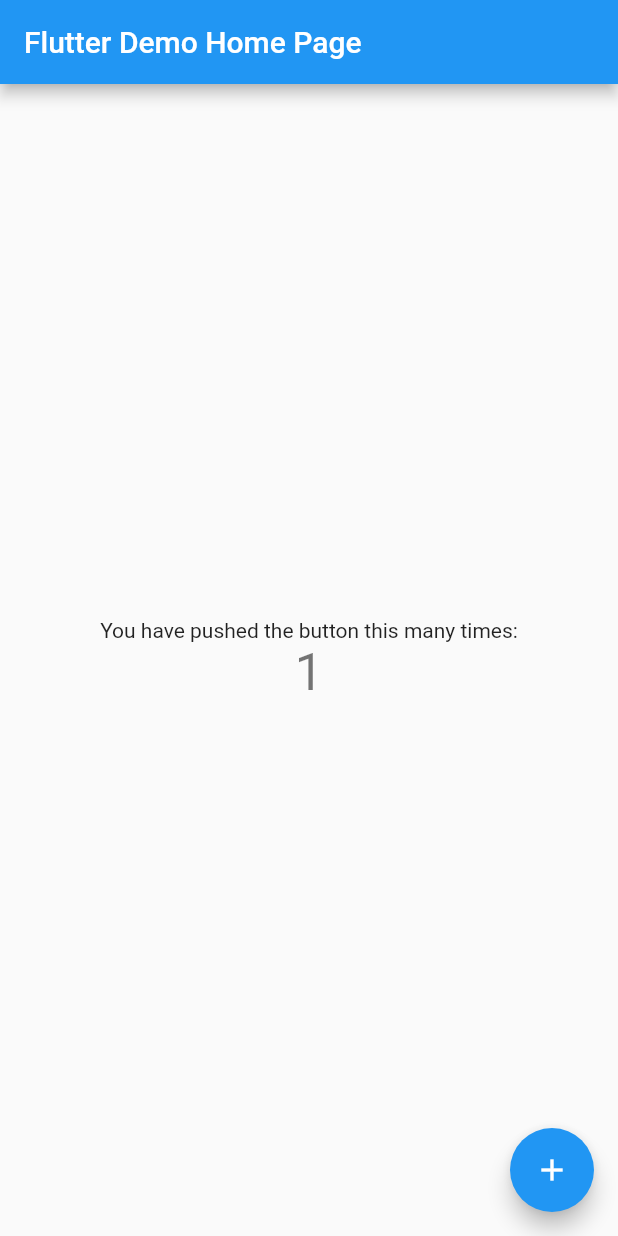
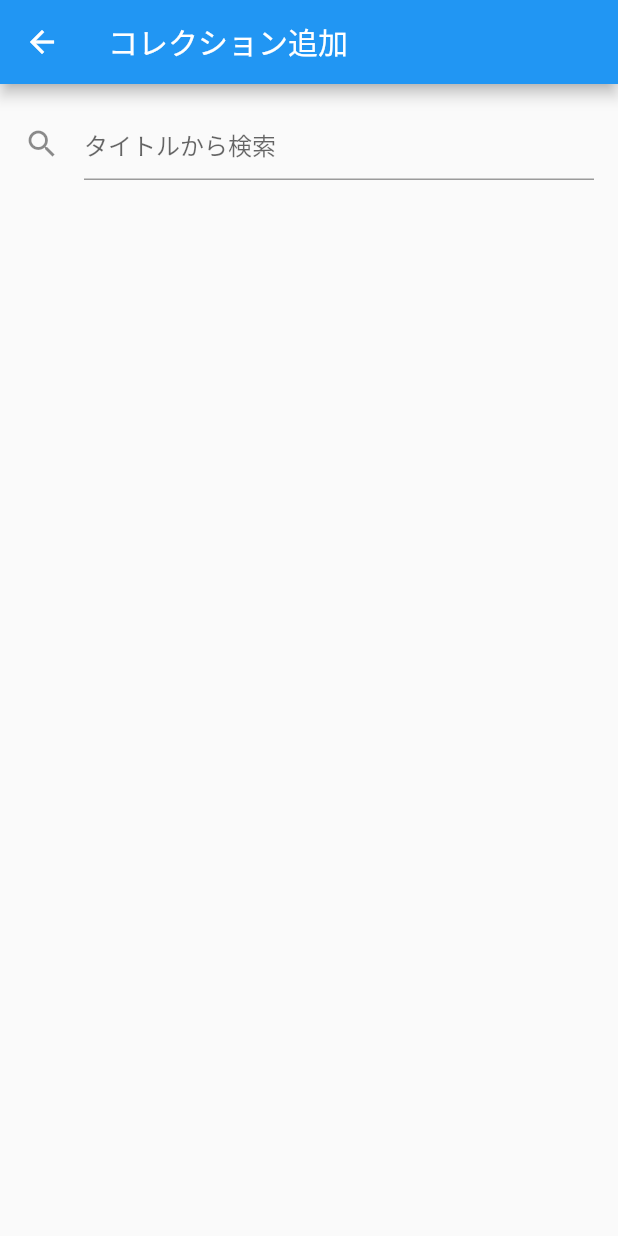
Before and after one commit to panuavakul/book_penguin, a Flutter app: the screen it shows after launch, after a tap on the "add" icon, on a phone screen of 412 x 824 dp. Run offline on Flutter 3.47's test engine with Material 2 defaults, Android fonts, the phone set to English and light mode, and no system bars.

Commit message:
Added book search screen

```diff
--- a/lib/main.dart
+++ b/lib/main.dart
@@ -1,4 +1,7 @@
 import 'package:flutter/material.dart';
+
+import 'screens/book_list_screen/book_list_screen.dart';
+import 'package:book_penguin/screens/add_new_book_screen/add_new_book_screen.dart';
 
 void main() => runApp(new MyApp());
 
@@ -19,7 +22,11 @@ class MyApp extends StatelessWidget {
         // counter didn't reset back to zero; the application is not restarted.
         primarySwatch: Colors.blue,
       ),
-      home: new MyHomePage(title: 'Flutter Demo Home Page'),
+      home: new BookListScreen(),
+      routes: <String, WidgetBuilder> { //5
+        '/BookListScreen': (BuildContext context) => new BookListScreen(), //6
+        '/AddNewBookScreen' : (BuildContext context) => new AddNewBookScreen() //7
+      }
     );
   }
 }
--- /dev/null
+++ b/lib/models/book.dart
@@ -0,0 +1,46 @@
+
+class Book {
+  final String title;
+  final String subtitle;
+  final List<String> authors;
+  final String publisher;
+  final String publishedDate;
+  final String description;
+  final ImageLinks imageLinks;
+  final String language;
+  final String previewLink;
+  final String infoLink;
+  final String canonicalVolumeLink;
+
+  Book({
+    this.title,
+    this.subtitle,
+    this.authors,
+    this.publisher,
+    this.publishedDate,
+    this.description,
+    this.imageLinks,
+    this.language,
+    this.previewLink,
+    this.infoLink,
+    this.canonicalVolumeLink
+  });
+}
+
+class ImageLinks {
+  final String smallThumbnail;
+  final String thumbnail;
+  final String small;
+  final String medium;
+  final String large;
+  final String extraLarge;
+
+  ImageLinks({
+    this.smallThumbnail,
+    this.thumbnail,
+    this.small,
+    this.medium,
+    this.large,
+    this.extraLarge
+  });
+}
--- /dev/null
+++ b/lib/screens/add_new_book_screen/add_new_book_screen.dart
@@ -0,0 +1,18 @@
+import 'package:flutter/material.dart';
+
+import 'package:book_penguin/screens/add_new_book_screen/widgets/search_books_view.dart';
+
+class AddNewBookScreen extends StatelessWidget {
+  @override
+  Widget build(BuildContext context) {
+    return Scaffold(
+      appBar: AppBar(
+        title: Text('コレクション追加')
+      ),
+      body: Container(
+        padding: const EdgeInsets.all(16.0),
+        child: SearchBooksView()
+      )
+    );
+  }
+}
--- /dev/null
+++ b/lib/screens/add_new_book_screen/widgets/search_books_view.dart
@@ -0,0 +1,87 @@
+import 'package:flutter/material.dart';
+import 'package:book_penguin/services/search_books.dart';
+
+import 'package:book_penguin/models/book.dart';
+
+class SearchBooksView extends StatefulWidget {
+  @override
+  _SearchBooksViewState createState() => new _SearchBooksViewState();
+}
+
+class _SearchBooksViewState extends State<SearchBooksView> {
+  // States
+  List<Book> searchResults = List<Book>();
+
+  FocusNode _searchTextFocus = new FocusNode();
+
+  @override
+  void initState() {
+    // TODO: implement initState
+    super.initState();
+    _searchTextFocus.addListener(_didFinishTyping);
+  }
+
+  @override
+  Widget build(BuildContext context) {
+    return Column(
+      children: <Widget>[
+        _createSearchTextField(),
+        new Expanded(
+          child: _createSearchResultTextField()
+        )
+      ]
+    );
+  }
+
+  // Move this to factory constructor
+  Widget _createSearchTextField() {
+    return TextFormField(
+      decoration: const InputDecoration(
+        icon: Icon(Icons.search),
+        hintText: "タイトルから検索"
+      ),
+      focusNode: _searchTextFocus,
+    );
+  }
+
+  Widget _createSearchResultTextField() {
+    // TODO: Change to ListView.builder
+    // https://flutter.io/cookbook/navigation/passing-data/
+    List<Widget> childrens = List<Widget>();
+    for (var result in searchResults) {
+      childrens.add(_createBookTile(result));
+    }
+    return ListView(
+      children: childrens
+    );
+  }
+
+  Widget _createBookTile(Book book) {
+    Widget coverImage;
+    if (book.imageLinks.thumbnail == '') {
+      coverImage = Icon(Icons.book);
+    } else {
+      coverImage = Image.network(
+        book.imageLinks.thumbnail,
+        fit: BoxFit.scaleDown,
+        height: 50.0,
+      );
+    }
+    final authorsString = book.authors.join(' ');
+    return ListTile(
+      leading: coverImage,
+      title: Text(book.title),
+      subtitle: Text(authorsString),
+      onTap: () {},
+    );
+  }
+
+  _didFinishTyping() async {
+    if (_searchTextFocus.hasFocus == false) {
+      final searchResults = await searchBook('食戟20', 'AIzaSyD2EEI7bsbCD3cEOx5CqHypZjdn6QEXcdI');
+      setState(() {
+        this.searchResults = searchResults;
+      });
+    }
+  }
+}
--- /dev/null
+++ b/lib/screens/book_list_screen/book_list_screen.dart
@@ -0,0 +1,40 @@
+import 'package:flutter/material.dart';
+
+import 'package:book_penguin/models/book.dart';
+
+class BookListScreen extends StatelessWidget {
+  @override
+  Widget build(BuildContext context) {
+    final appBar = AppBar(
+      title: Text('Book Penguin')
+    );
+    final body = ListView(
+      children: <Widget>[
+        _createListTile(),
+        _createListTile(),
+        _createListTile(),
+        _createListTile(),
+        _createListTile()
+      ]
+    );
+    final addButton = FloatingActionButton(
+      child: Icon(Icons.add),
+      tooltip: 'Add new books',
+      onPressed: () {Navigator.of(context).pushNamed('/AddNewBookScreen');}
+    );
+
+    return Scaffold(
+      appBar: appBar,
+      body: body,
+      floatingActionButton: addButton,
+    );
+  }
+
+  Widget _createListTile() {
+    return ListTile(
+      leading: const Icon(Icons.book),
+      title: const Text('食戟のソーマ'),
+      subtitle: const Text('１巻'),
+    );
+  }
+}
--- /dev/null
+++ b/lib/screens/book_list_screen/widgets/book_tile.dart
@@ -0,0 +1,5 @@
+import 'package:flutter/material.dart';
+
+class BookTile extends ListTile {
+
+}
--- a/pubspec.yaml
+++ b/pubspec.yaml
@@ -15,6 +15,7 @@ environment:
 dependencies:
   flutter:
     sdk: flutter
+  http: ^0.11.3+17
 
   # The following adds the Cupertino Icons font to your application.
   # Use with the CupertinoIcons class for iOS style icons.
```
Also changed, not shown: lib/services/search_books.dart (added, +70 -0 lines).
